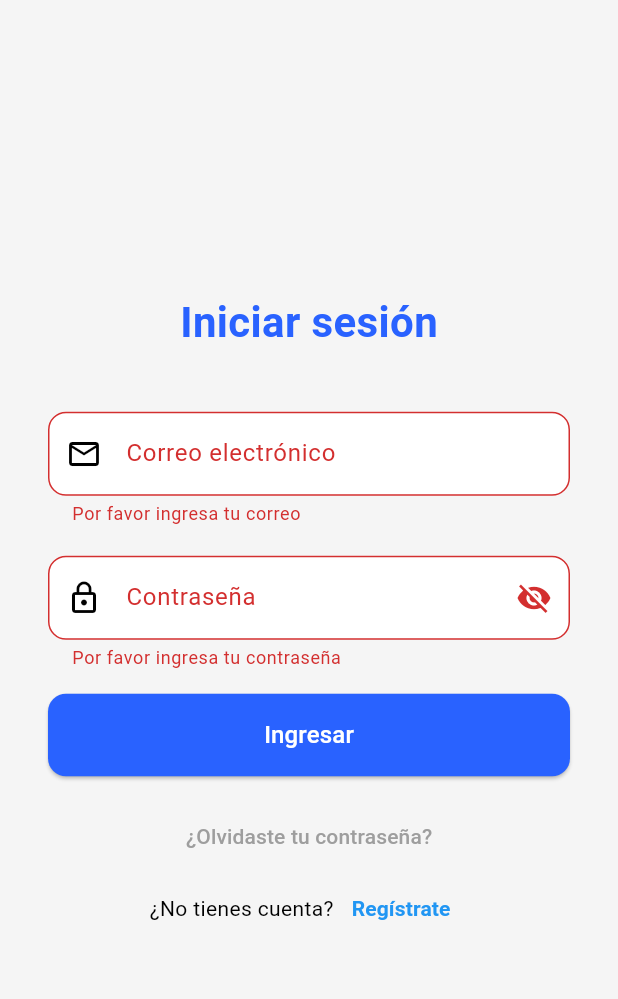
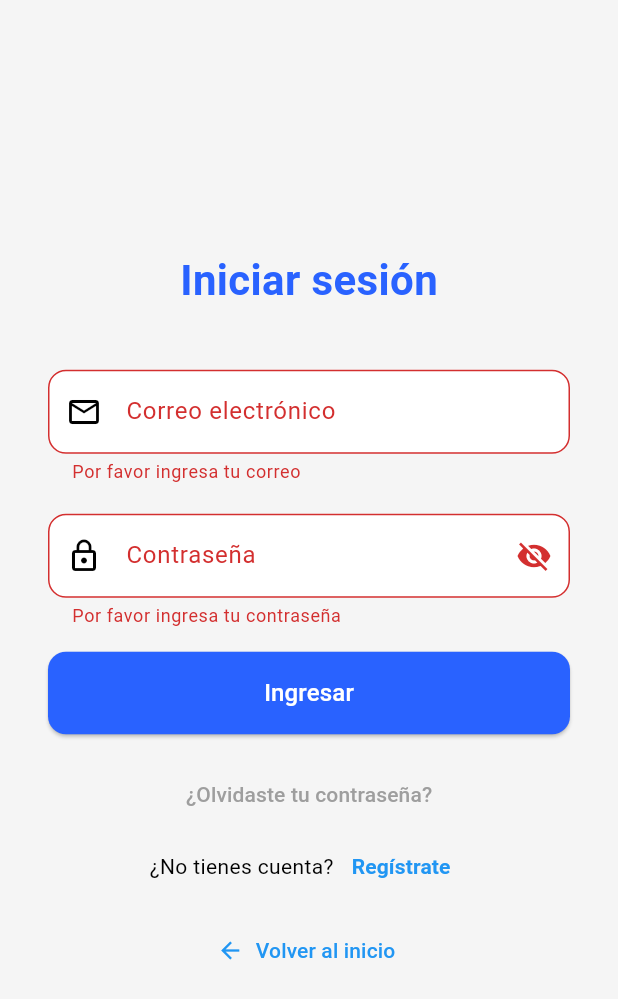
Before and after one commit to yavg2023/MANAGER-TASK, a Flutter app: the LoginPage screen opened by its route, after a tap on "Ingresar", on a phone screen of 412 x 824 dp. Shown: the top 999 px of the screen. Run offline on Flutter 3.47's test engine with Material 3 defaults, Android fonts, the phone set to English and light mode, and no system bars; our stand-ins replace shared_preferences, sqflite, sqflite_common_ffi; missing offline and left inert: bcrypt; accounts and stored records are empty.

Commit message:
fix(auth/navigation): arregla flujo de login y añade botones “Volver al inicio”

```diff
--- a/lib/pages/login.dart
+++ b/lib/pages/login.dart
@@ -1,4 +1,6 @@
+// ignore_for_file: use_build_context_synchronously
 import 'package:flutter/material.dart';
+import '../services/api.dart';
 
 class LoginPage extends StatefulWidget {
   const LoginPage({super.key});
@@ -96,10 +98,20 @@ class _LoginPageState extends State<LoginPage> {
                 SizedBox(
                   width: double.infinity,
                   child: ElevatedButton(
-                    onPressed: () {
+                    onPressed: () async {
                       if (_formKey.currentState!.validate()) {
-                        // Aquí podrías verificar el usuario simulado y redirigir según el rol
-                        Navigator.pushNamed(context, '/dashboard');
+                        final res = await Api.login(_emailController.text, _passwordController.text);
+                        if (!mounted) return;
+                        // El check de `mounted` está justo arriba; silenciamos el lint aquí
+                        // ignore: use_build_context_synchronously
+                        if (res != null && res['token'] != null) {
+                          Navigator.pushReplacementNamed(context, '/dashboard');
+                        } else {
+                          // ignore: use_build_context_synchronously
+                          ScaffoldMessenger.of(context).showSnackBar(
+                            const SnackBar(content: Text('Credenciales incorrectas')),
+                          );
+                        }
                       }
                     },
                     style: ElevatedButton.styleFrom(
@@ -144,6 +156,15 @@ class _LoginPageState extends State<LoginPage> {
                     ),
                   ],
                 ),
+                const SizedBox(height: 8),
+                // Botón para volver a la página de inicio
+                TextButton.icon(
+                  onPressed: () {
+                    Navigator.pushReplacementNamed(context, '/pageInit');
+                  },
+                  icon: const Icon(Icons.arrow_back),
+                  label: const Text('Volver al inicio'),
+                ),
               ],
             ),
           ),
--- a/lib/pages/pageInit.dart
+++ b/lib/pages/pageInit.dart
@@ -185,7 +185,7 @@ class _ServiceCard extends StatelessWidget {
         borderRadius: BorderRadius.circular(12),
         boxShadow: [
           BoxShadow(
-              color: Colors.black12.withOpacity(0.05),
+              color: const Color.fromRGBO(0, 0, 0, 0.05),
               blurRadius: 6,
               offset: const Offset(0, 3)),
         ],
@@ -231,7 +231,7 @@ class _TestimonialCard extends StatelessWidget {
         borderRadius: BorderRadius.circular(12),
         boxShadow: [
           BoxShadow(
-              color: Colors.black12.withOpacity(0.05),
+              color: const Color.fromRGBO(0, 0, 0, 0.05),
               blurRadius: 6,
               offset: const Offset(0, 3)),
         ],
```
Also changed, not shown: analysis_options.yaml (+5 -31 lines), lib/pages/register.dart (+15 -4 lines), lib/pages/task_form.dart (+15 -6 lines), lib/pages/tasks.dart (+5 -20 lines), lib/services/api.dart (+8 -0 lines), 1 other file.
